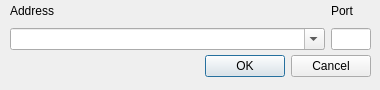
Qt form src/connectionframe.ui (brainiac/showeq) before a commit.
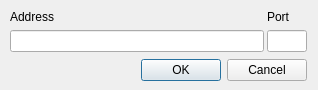
The same form after that commit.

```diff
--- a/src/connectionframe.ui
+++ b/src/connectionframe.ui
@@ -9,7 +9,7 @@
    <rect>
     <x>0</x>
     <y>0</y>
-    <width>380</width>
+    <width>318</width>
     <height>90</height>
    </rect>
   </property>
@@ -21,7 +21,7 @@
   </property>
   <property name="minimumSize">
    <size>
-    <width>380</width>
+    <width>300</width>
     <height>90</height>
    </size>
   </property>
@@ -34,15 +34,66 @@
   <property name="windowTitle">
    <string>New Connection</string>
   </property>
-  <widget class="QWidget" name="layoutWidget">
+  <widget class="QWidget" name="">
    <property name="geometry">
     <rect>
      <x>10</x>
-     <y>50</y>
-     <width>361</width>
-     <height>33</height>
+     <y>1</y>
+     <width>297</width>
+     <height>87</height>
     </rect>
    </property>
+   <layout class="QVBoxLayout" name="verticalLayout">
+    <property name="spacing">
+     <number>3</number>
+    </property>
+    <property name="topMargin">
+     <number>6</number>
+    </property>
+    <item>
+     <layout class="QGridLayout" name="gridLayout_3">
+      <item row="0" column="0">
+       <widget class="QLabel" name="addressLabel">
+        <property name="maximumSize">
+         <size>
+          <width>16777215</width>
+          <height>20</height>
+         </size>
+        </property>
+        <property name="text">
+         <string>Address</string>
+        </property>
+       </widget>
+      </item>
+      <item row="1" column="1">
+       <widget class="QLineEdit" name="portEdit">
+        <property name="maximumSize">
+         <size>
+          <width>40</width>
+          <height>16777215</height>
+         </size>
+        </property>
+       </widget>
+      </item>
+      <item row="0" column="1">
+       <widget class="QLabel" name="portLabel">
+        <property name="maximumSize">
+         <size>
+          <width>16777215</width>
+          <height>20</height>
+         </size>
+        </property>
+        <property name="text">
+         <string>Port</string>
+        </property>
+       </widget>
+      </item>
+      <item row="1" column="0">
+       <widget class="QLineEdit" name="addressEdit"/>
+      </item>
+     </layout>
+    </item>
+    <item>
    <layout class="QHBoxLayout">
     <property name="spacing">
      <number>6</number>
@@ -78,65 +129,6 @@
      </widget>
     </item>
    </layout>
-  </widget>
-  <widget class="QWidget" name="gridLayoutWidget">
-   <property name="geometry">
-    <rect>
-     <x>10</x>
-     <y>0</y>
-     <width>361</width>
-     <height>51</height>
-    </rect>
-   </property>
-   <layout class="QGridLayout" name="gridLayout_3">
-    <item row="0" column="0">
-     <widget class="QLabel" name="addressLabel">
-      <property name="maximumSize">
-       <size>
-        <width>16777215</width>
-        <height>20</height>
-       </size>
-      </property>
-      <property name="text">
-       <string>Address</string>
-      </property>
-     </widget>
-    </item>
-    <item row="0" column="1">
-     <widget class="QLabel" name="portLabel">
-      <property name="maximumSize">
-       <size>
-        <width>16777215</width>
-        <height>20</height>
-       </size>
-      </property>
-      <property name="text">
-       <string>Port</string>
-      </property>
-     </widget>
-    </item>
-    <item row="1" column="1">
-     <widget class="QLineEdit" name="portEdit">
-      <property name="maximumSize">
-       <size>
-        <width>40</width>
-        <height>16777215</height>
-       </size>
-      </property>
-     </widget>
-    </item>
-    <item row="1" column="0">
-     <widget class="QComboBox" name="comboBox">
-      <property name="minimumSize">
-       <size>
-        <width>300</width>
-        <height>0</height>
-       </size>
-      </property>
-      <property name="editable">
-       <bool>true</bool>
-      </property>
-     </widget>
     </item>
    </layout>
   </widget>
```
Left out of the diff: 32 changed lines with no effect on the pictures. Lines whose indentation alone changed are shown as unchanged.
